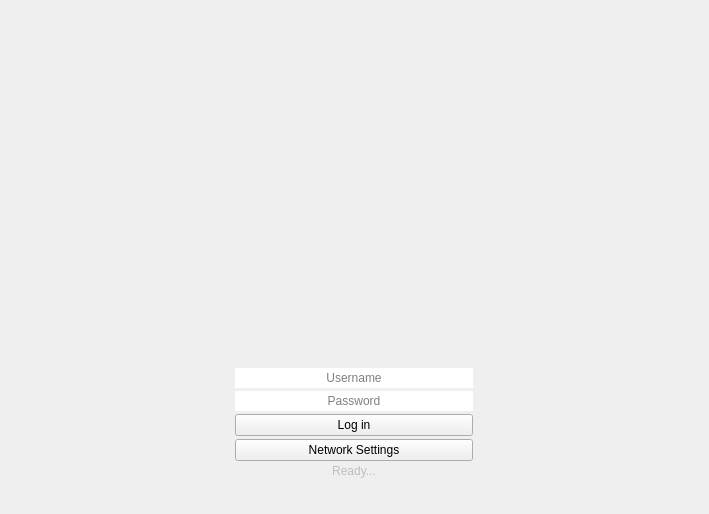
Above: src/loginpage.ui from RxLaboratory/Ramses-Client before the change. Below: the same form after it.
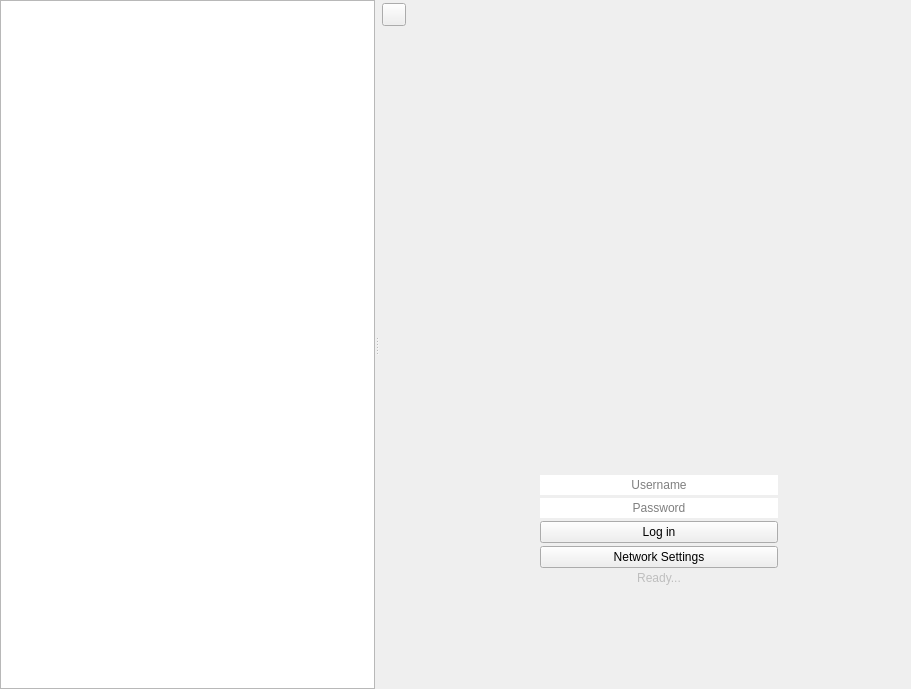
That is the form after the change. Icons and pictures are not drawn.

Commit message: improved settings and added console

```diff
--- a/src/loginpage.ui
+++ b/src/loginpage.ui
@@ -6,18 +6,147 @@
    <rect>
     <x>0</x>
     <y>0</y>
-    <width>709</width>
-    <height>514</height>
+    <width>911</width>
+    <height>689</height>
    </rect>
   </property>
   <property name="windowTitle">
    <string>Form</string>
   </property>
-  <layout class="QGridLayout" name="gridLayout">
+  <layout class="QVBoxLayout" name="verticalLayout_4">
    <property name="spacing">
+    <number>0</number>
+   </property>
+   <property name="leftMargin">
+    <number>0</number>
+   </property>
+   <property name="topMargin">
+    <number>0</number>
+   </property>
+   <property name="rightMargin">
+    <number>0</number>
+   </property>
+   <property name="bottomMargin">
+    <number>0</number>
+   </property>
+   <item>
+    <widget class="QSplitter" name="splitter">
+     <property name="orientation">
+      <enum>Qt::Horizontal</enum>
+     </property>
+     <widget class="QTextEdit" name="console"/>
+     <widget class="QWidget" name="">
+      <layout class="QHBoxLayout" name="horizontalLayout" stretch="0,1,0,1">
+       <property name="spacing">
+        <number>0</number>
+       </property>
+       <item>
+        <layout class="QVBoxLayout" name="verticalLayout_3">
+         <property name="leftMargin">
     <number>3</number>
    </property>
-   <item row="4" column="0">
+         <property name="topMargin">
+          <number>3</number>
+         </property>
+         <item>
+          <widget class="QToolButton" name="consoleButton">
+           <property name="text">
+            <string/>
+           </property>
+           <property name="icon">
+            <iconset resource="resources.qrc">
+             <normaloff>:/icons/bash</normaloff>:/icons/bash</iconset>
+           </property>
+          </widget>
+         </item>
+         <item>
+          <spacer name="verticalSpacer_4">
+           <property name="orientation">
+            <enum>Qt::Vertical</enum>
+           </property>
+           <property name="sizeHint" stdset="0">
+            <size>
+             <width>20</width>
+             <height>40</height>
+            </size>
+           </property>
+          </spacer>
+         </item>
+        </layout>
+       </item>
+       <item>
+        <spacer name="horizontalSpacer">
+         <property name="orientation">
+          <enum>Qt::Horizontal</enum>
+         </property>
+         <property name="sizeHint" stdset="0">
+          <size>
+           <width>40</width>
+           <height>20</height>
+          </size>
+         </property>
+        </spacer>
+       </item>
+       <item>
+        <layout class="QVBoxLayout" name="verticalLayout_2">
+         <property name="spacing">
+          <number>3</number>
+         </property>
+         <item>
+          <spacer name="verticalSpacer_3">
+           <property name="orientation">
+            <enum>Qt::Vertical</enum>
+           </property>
+           <property name="sizeHint" stdset="0">
+            <size>
+             <width>253</width>
+             <height>35</height>
+            </size>
+           </property>
+          </spacer>
+         </item>
+         <item>
+          <widget class="QLabel" name="label">
+           <property name="minimumSize">
+            <size>
+             <width>256</width>
+             <height>256</height>
+            </size>
+           </property>
+           <property name="maximumSize">
+            <size>
+             <width>256</width>
+             <height>256</height>
+            </size>
+           </property>
+           <property name="text">
+            <string/>
+           </property>
+           <property name="pixmap">
+            <pixmap resource="resources.qrc">:/icons/logo-large</pixmap>
+           </property>
+           <property name="scaledContents">
+            <bool>true</bool>
+           </property>
+           <property name="alignment">
+            <set>Qt::AlignCenter</set>
+           </property>
+          </widget>
+         </item>
+         <item>
+          <spacer name="verticalSpacer">
+           <property name="orientation">
+            <enum>Qt::Vertical</enum>
+           </property>
+           <property name="sizeHint" stdset="0">
+            <size>
+             <width>253</width>
+             <height>35</height>
+            </size>
+           </property>
+          </spacer>
+         </item>
+         <item>
     <widget class="QWidget" name="loginWidget" native="true">
      <property name="maximumSize">
       <size>
@@ -86,48 +215,7 @@
      </layout>
     </widget>
    </item>
-   <item row="1" column="0">
-    <widget class="QLabel" name="label">
-     <property name="minimumSize">
-      <size>
-       <width>256</width>
-       <height>256</height>
-      </size>
-     </property>
-     <property name="maximumSize">
-      <size>
-       <width>256</width>
-       <height>256</height>
-      </size>
-     </property>
-     <property name="text">
-      <string/>
-     </property>
-     <property name="pixmap">
-      <pixmap resource="resources.qrc">:/icons/logo-large</pixmap>
-     </property>
-     <property name="scaledContents">
-      <bool>true</bool>
-     </property>
-     <property name="alignment">
-      <set>Qt::AlignCenter</set>
-     </property>
-    </widget>
-   </item>
-   <item row="7" column="0">
-    <spacer name="verticalSpacer_2">
-     <property name="orientation">
-      <enum>Qt::Vertical</enum>
-     </property>
-     <property name="sizeHint" stdset="0">
-      <size>
-       <width>20</width>
-       <height>70</height>
-      </size>
-     </property>
-    </spacer>
-   </item>
-   <item row="6" column="0">
+         <item>
     <widget class="QLabel" name="connectionStatusLabel">
      <property name="enabled">
       <bool>false</bool>
@@ -143,31 +231,37 @@
      </property>
     </widget>
    </item>
-   <item row="2" column="0">
-    <spacer name="verticalSpacer">
+         <item>
+          <spacer name="verticalSpacer_2">
      <property name="orientation">
       <enum>Qt::Vertical</enum>
      </property>
      <property name="sizeHint" stdset="0">
       <size>
-       <width>20</width>
-       <height>90</height>
+             <width>253</width>
+             <height>15</height>
       </size>
      </property>
     </spacer>
    </item>
-   <item row="0" column="0">
-    <spacer name="verticalSpacer_3">
+        </layout>
+       </item>
+       <item>
+        <spacer name="horizontalSpacer_2">
      <property name="orientation">
-      <enum>Qt::Vertical</enum>
+          <enum>Qt::Horizontal</enum>
      </property>
      <property name="sizeHint" stdset="0">
       <size>
-       <width>20</width>
-       <height>90</height>
+           <width>40</width>
+           <height>20</height>
       </size>
      </property>
     </spacer>
+       </item>
+      </layout>
+     </widget>
+    </widget>
    </item>
   </layout>
  </widget>
```
Lines whose indentation alone changed are shown as unchanged. The commit also changes 17 other files.
